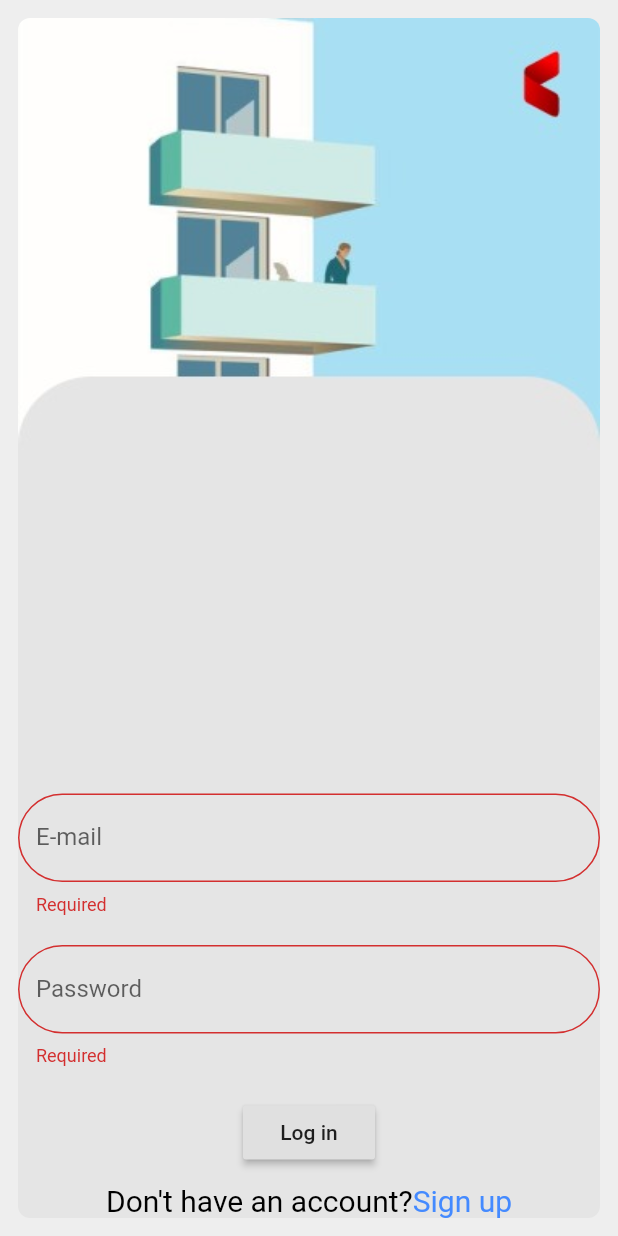
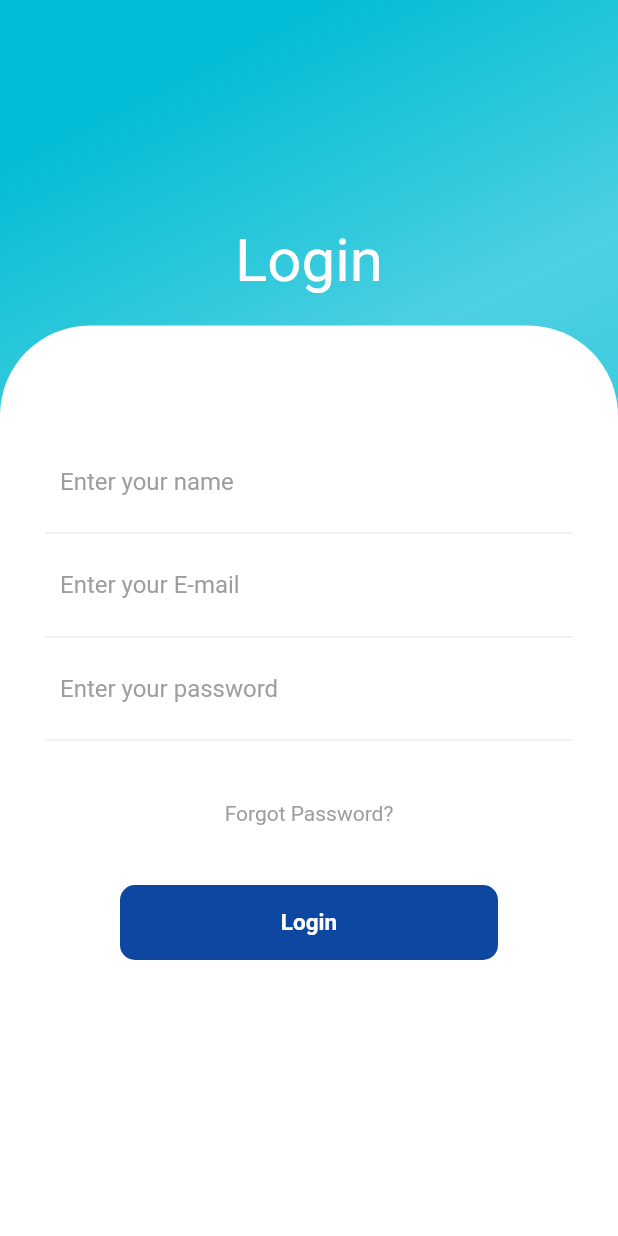
Before and after one commit to priyansh1211/4NerdyGuys, a Flutter app: the screen it shows after launch, on a phone screen of 412 x 824 dp. Run offline on Flutter 3.47's test engine with Material 2 defaults, Android fonts, the light colour scheme and no system bars; our stand-ins replace form_field_validator.

Commit message:
Login page design modified but some changes are required.

```diff
--- /dev/null
+++ b/lib/pages/Button.dart
@@ -0,0 +1,28 @@
+import 'package:flutter/material.dart';
+class Button extends StatefulWidget {
+  const Button({Key? key}) : super(key: key);
+
+  @override
+  State<Button> createState() => _ButtonState();
+}
+
+class _ButtonState extends State<Button> {
+  @override
+  Widget build(BuildContext context) {
+    return Container(
+      height: 50,
+      margin: EdgeInsets.symmetric(horizontal: 50),
+      decoration: BoxDecoration(
+        color: Colors.blue.shade900,
+        borderRadius: BorderRadius.circular(10.0),
+      ),
+      child: Center(
+        child: Text("Login",style: TextStyle(
+          color: Colors.white,
+          fontSize: 15,
+          fontWeight: FontWeight.bold
+        ),),
+      ),
+    );
+  }
+}
--- /dev/null
+++ b/lib/pages/Header.dart
@@ -0,0 +1,24 @@
+import 'package:flutter/material.dart';
+class Header extends StatefulWidget {
+  const Header({Key? key}) : super(key: key);
+
+  @override
+  State<Header> createState() => _HeaderState();
+}
+
+class _HeaderState extends State<Header> {
+  @override
+  Widget build(BuildContext context) {
+    return Padding(
+        padding: EdgeInsets.all(20),
+    child: Column(
+      crossAxisAlignment: CrossAxisAlignment.start,
+      children: <Widget>[
+        Center(
+          child: Text("Login",style: TextStyle(color: Colors.white,fontSize: 40),),
+        ),
+      ],
+    ),
+    );
+  }
+}
--- /dev/null
+++ b/lib/pages/InputField.dart
@@ -0,0 +1,63 @@
+import 'package:flutter/material.dart';
+
+class InputField extends StatefulWidget {
+  const InputField({Key? key}) : super(key: key);
+
+  @override
+  State<InputField> createState() => _InputFieldState();
+}
+
+class _InputFieldState extends State<InputField> {
+  @override
+  Widget build(BuildContext context) {
+    return Column(
+      children: <Widget>[
+        Container(
+          padding: EdgeInsets.all(10),
+          decoration: BoxDecoration(
+            border: Border(
+              bottom:BorderSide(color: Colors.grey.shade200)
+            )
+          ),
+          child: TextField(
+            decoration: InputDecoration(
+              hintText: "Enter your name",
+              hintStyle: TextStyle(color: Colors.grey),
+              border: InputBorder.none
+            ),
+          ),
+        ),
+        Container(
+          padding: EdgeInsets.all(10),
+          decoration: BoxDecoration(
+              border: Border(
+                  bottom:BorderSide(color: Colors.grey.shade200)
+              )
+          ),
+          child: TextField(
+            decoration: InputDecoration(
+                hintText: "Enter your E-mail",
+                hintStyle: TextStyle(color: Colors.grey),
+                border: InputBorder.none
+            ),
+          ),
+        ),
+        Container(
+          padding: EdgeInsets.all(10),
+          decoration: BoxDecoration(
+              border: Border(
+                  bottom:BorderSide(color: Colors.grey.shade200)
+              )
+          ),
+          child: TextField(
+            decoration: InputDecoration(
+                hintText: "Enter your password",
+                hintStyle: TextStyle(color: Colors.grey),
+                border: InputBorder.none
+            ),
+          ),
+        ),
+      ],
+    );
+  }
+}
--- /dev/null
+++ b/lib/pages/InputWrapper.dart
@@ -0,0 +1,35 @@
+import 'package:flutter/material.dart';
+import 'package:flutter_app/pages/Button.dart';
+import 'package:flutter_app/pages/InputField.dart';
+
+class InputWrapper extends StatefulWidget {
+  const InputWrapper({Key? key}) : super(key: key);
+
+  @override
+  State<InputWrapper> createState() => _InputWrapperState();
+}
+class _InputWrapperState extends State<InputWrapper>{
+Widget build(BuildContext context) {
+    return Padding(
+      padding: EdgeInsets.all(30),
+      child: Column(
+        children: <Widget>[
+          SizedBox(height: 40,),
+          Container(
+            decoration: BoxDecoration(
+              color: Colors.white,
+              borderRadius: BorderRadius.circular(10)
+            ),
+            child: InputField(),
+          ),
+          SizedBox(height: 40,),
+          Text("Forgot Password?",style: TextStyle(color: Colors.grey),
+          ),
+          SizedBox(height: 40,),
+          Button()
+        ],
+
+      ),
+    );
+  }
+}
--- a/lib/pages/LoginPage.dart
+++ b/lib/pages/LoginPage.dart
@@ -1,6 +1,9 @@
+
 import 'package:flutter/material.dart';
-import 'package:flutter_app/pages/home_page.dart';
-import 'package:form_field_validator/form_field_validator.dart';
+import 'package:flutter_app/pages/Header.dart';
+import 'package:flutter_app/pages/InputWrapper.dart';
+//import 'package:flutter_app/pages/home_page.dart';
+//import 'package:form_field_validator/form_field_validator.dart';
 
 class LoginPage extends StatefulWidget {
   const LoginPage({Key? key}) : super(key: key);
@@ -10,112 +13,39 @@ class LoginPage extends StatefulWidget {
 }
 
 class _LoginPageState extends State<LoginPage> {
-  GlobalKey<FormState> formkey = GlobalKey<FormState>();
+  //GlobalKey<FormState> formkey = GlobalKey<FormState>();
 
-  void validate(){
-    if(formkey.currentState!.validate()){
-          print("Validated");
-    }
-    else{
-      print("Not validated");
-    }
-  }
-
-
-
-  final TextEditingController nameController = TextEditingController();
-  final TextEditingController passwordController = TextEditingController();
-
-  get isEmpty => null;
   @override
   Widget build(BuildContext context) {
     return Scaffold(
-      backgroundColor: Colors.grey.shade200,
-      body: Padding(
-        padding: const EdgeInsets.all(12),
-        child:ClipRRect(
-          borderRadius: BorderRadius.all(Radius.circular(8.0)),
-          child: Container(
-            width: 400,
-            height: 800,
+      body: Container(
+        width: double.infinity,
         decoration: BoxDecoration(
-              image: DecorationImage(image: AssetImage('assets/images/login_bg.jpeg'),fit: BoxFit.fill)
+            gradient: LinearGradient(
+                begin: Alignment.topCenter,
+                colors: [
+                  Colors.cyan.shade500,
+                  Colors.cyan.shade300,
+                  Colors.cyan.shade400
+                ]
+            )
         ),
-            child:Container(
-              child: Form(
-                autovalidateMode: AutovalidateMode.always,
-                key: formkey,
         child: Column(
-                  mainAxisAlignment: MainAxisAlignment.end,
           children: <Widget>[
-                    TextFormField(
-                      decoration : InputDecoration(
-                          border: OutlineInputBorder(borderRadius: BorderRadius.circular(40.0)),
-                          labelText: "E-mail",
-                          helperStyle: TextStyle(color: Color(0x00eef2ff)),
-                          hintText: "Enter your email"),
-                      validator: MultiValidator(
-                          [
-                            RequiredValidator(errorText: "Required"),
-                            EmailValidator(errorText: "Not a valid E-mail"),
-                          ]
+            SizedBox(height: 130,),
+            Header(),
+            Expanded(child: Container(
+              decoration: BoxDecoration(
+                  color: Colors.white,
+                  borderRadius: BorderRadius.only(
+                      topLeft: Radius.circular(60),
+                      topRight: Radius.circular(60)
+                  )
               ),
-                    ),
-                    Padding(
-                      padding: EdgeInsets.only(
-                          top: 20.0),
-                      child: TextFormField(
-                        obscureText: true,
-                        decoration: InputDecoration(
-                            fillColor: Color(0x00EEF2FF),
-                            border: OutlineInputBorder(borderRadius: BorderRadius.circular(40.0)),
-                            labelText: "Password",
-                            hintText: "Enter your password"),
-                        validator: (value){
-                          if(value!.isEmpty){
-                            return "Required";
-                          }
-                          else if(value.length < 6){
-                            return "Should be at least 6 characters";
-                          }else if(value.length > 15){
-                            return "Should not be more than 15 characters";
-                          }else{
-                            return null;
-                          }
-                        },
-                      ),
-                    ),
-                    Padding(
-                      padding: EdgeInsets.only(
-                        top: 20.0,
-                      ),
-                      child: RaisedButton(
-                        onPressed:validate,
-                        child: Text("Log in"),
-                      ),
-                    ),
-                    SizedBox(
-                      height: 10,
-                    ),
-                    Row(mainAxisAlignment: MainAxisAlignment.center, children: [
-                      Text('Don\'t have an account?',
-                          style: TextStyle(color: Colors.black, fontSize: 20)),
-                      InkWell(
-                        onTap: () {
-                          Navigator.pushNamed(context, 'SignUp');
-                        },
-                        child: Text(
-                          'Sign up',
-                          style: TextStyle(color: Colors.blueAccent, fontSize: 20),
-                        ),
-                      )
-                    ])
+              child: InputWrapper(),
+            ))
           ],
         ),
-              ),
-            )
-          ),
-        )
       ),
     );
   }
--- a/pubspec.yaml
+++ b/pubspec.yaml
@@ -31,7 +31,7 @@ dependencies:
   flutter:
     sdk: flutter
   form_field_validator : ^1.0.1
-
+  simple_animations: ^1.3.3
 
   # The following adds the Cupertino Icons fonts to your application.
   # Use with the CupertinoIcons class for iOS style icons.
```
Also changed, not shown: pubspec.lock. Lines whose indentation alone changed are shown as unchanged.
